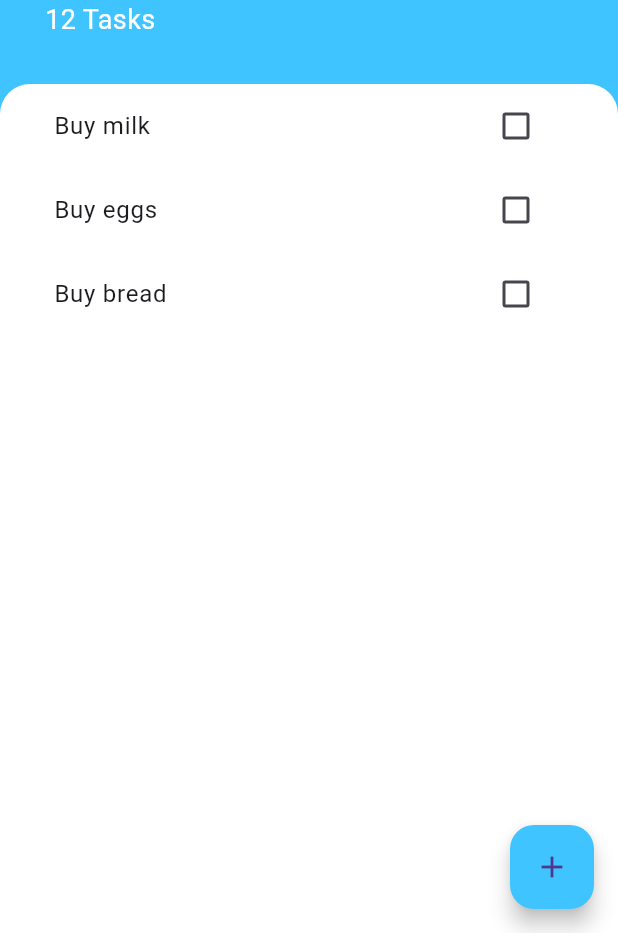
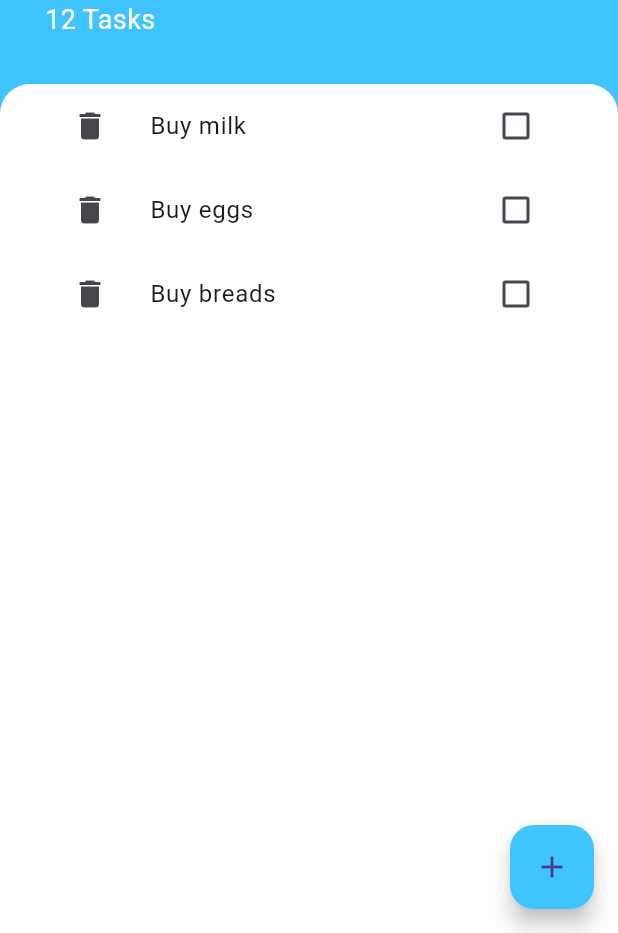
Before and after one commit to V4nshaj/App_flutter, a Flutter app: the screen it shows after launch, on a phone screen of 412 x 824 dp, the part 303-1236 px from its top. Run offline on Flutter 3.47's test engine with Material 3 defaults, Android fonts, the phone set to English and light mode, and no system bars; our stand-ins replace animated_text_kit, cloud_firestore, firebase_auth, firebase_core, firebase_database, flutter_spinkit and 4 more; missing offline and left inert: dart:ffi; accounts and stored records are empty.

Commit message:
updated widgets after adding state managements

```diff
--- a/todo/lib/main.dart
+++ b/todo/lib/main.dart
@@ -1,4 +1,6 @@
 import 'package:flutter/material.dart';
+import 'package:provider/provider.dart';
+import 'package:todo/data_provider/appdata.dart';
 import 'package:todo/screens/task_screen.dart';
 
 void main() {
@@ -8,8 +10,11 @@ void main() {
 class MyApp extends StatelessWidget {
   @override
   Widget build(BuildContext context) {
-    return MaterialApp(
-      home: TaskScreen(),
+    return ChangeNotifierProvider(
+      create: (context) => AppData(),
+      child: MaterialApp(
+        home: TaskScreen(),
+      ),
     );
   }
 }
--- a/todo/lib/widgets/add_button.dart
+++ b/todo/lib/widgets/add_button.dart
@@ -10,8 +10,7 @@ class add_button extends StatelessWidget {
     return InkWell(
       //creates clickable areas i.e increases to touch area
       onTap: () {
-        onPressed:
-        onTaskAdded;
+        onTaskAdded();
       },
       child: Container(
         width: MediaQuery.of(context).size.width * 0.8, //screen size 80 % width
--- a/todo/lib/widgets/task_list.dart
+++ b/todo/lib/widgets/task_list.dart
@@ -1,33 +1,40 @@
 import 'package:flutter/material.dart';
+import 'package:provider/provider.dart';
+import 'package:todo/data_provider/appdata.dart';
 import 'package:todo/widgets/task_tile.dart';
-import 'package:todo/models/task.dart';
 
 class TaskList extends StatefulWidget {
   @override
-  State<TaskList> createState() => _TaskListState();
+  State<TaskList> createState() => TaskListState();
 }
 
-class _TaskListState extends State<TaskList> {
-  List<Task> tasks = [
-    Task(name: 'Buy milk'),
-    Task(name: 'Buy eggs'),
-    Task(name: 'Buy bread'),
-  ];
+class TaskListState extends State<TaskList> {
   @override
   Widget build(BuildContext context) {
     //Buildcontext contains the information where the parent is in the widget tree
-    return ListView.builder(
-      itemBuilder: (context, index) {
-        return TaskTile(
-            isChecked: tasks[index].isDone,
-            taskTitle: tasks[index].name,
-            checkboxCallBack: (checkboxState) {
-              setState(() {
-                tasks[index].toggleDone();
-              });
-            });
+    return Consumer<AppData>(
+      builder: (context, provider, child) {
+        //cosumer extends appdata it listens data in provider and tells to rebuild the data inside consumer
+        //provider access values, fuction, variable
+        //child helps to access widgets dont need to be rebuild
+        return ListView.builder(
+          itemBuilder: (context, index) {
+            return TaskTile(
+              isChecked: provider.task[index].isDone,
+              taskTitle: provider.task[index].name,
+              checkboxCallBack: (checkboxState) {
+                print(provider.task[index].name);
+                provider.toggleTaskStatus(index);
+              },
+              onDelete: () {
+                var provider = Provider.of<AppData>(context, listen: false);
+                provider.removetask(index);
+              },
+            );
+          },
+          itemCount: provider.task.length,
+        );
       },
-      itemCount: tasks.length,
     );
   }
 }
--- a/todo/lib/widgets/task_tile.dart
+++ b/todo/lib/widgets/task_tile.dart
@@ -1,15 +1,20 @@
+import 'dart:ffi';
+
 import 'package:flutter/material.dart';
+import 'package:provider/provider.dart';
+import 'package:todo/data_provider/appdata.dart';
 import 'package:todo/widgets/task_checkbox.dart';
 
 class TaskTile extends StatelessWidget {
   final bool isChecked;
   final String taskTitle;
   final Function(bool?) checkboxCallBack;
-
+  final VoidCallback onDelete;
   TaskTile(
       {required this.isChecked,
       required this.taskTitle,
-      required this.checkboxCallBack});
+      required this.checkboxCallBack,
+      required this.onDelete});
   @override
   Widget build(BuildContext context) {
     return ListTile(
@@ -26,6 +31,11 @@ class TaskTile extends StatelessWidget {
           checkboxState: isChecked,
           toggleCheckboxState:
               checkboxCallBack), //, toggleCheckboxState: isChecked
+      leading: IconButton(
+          onPressed: () {
+            onDelete();
+          },
+          icon: Icon(Icons.delete)),
     );
   }
 }
--- a/todo/pubspec.yaml
+++ b/todo/pubspec.yaml
@@ -35,6 +35,7 @@ dependencies:
   # The following adds the Cupertino Icons font to your application.
   # Use with the CupertinoIcons class for iOS style icons.
   cupertino_icons: ^1.0.2
+  provider: ^6.1.2
 
 dev_dependencies:
   flutter_test:
```
Also changed, not shown: todo/lib/screens/add_task_screen.dart (+13 -7 lines), todo/lib/screens/task_screen.dart (line endings or trailing spaces), todo/pubspec.lock.
